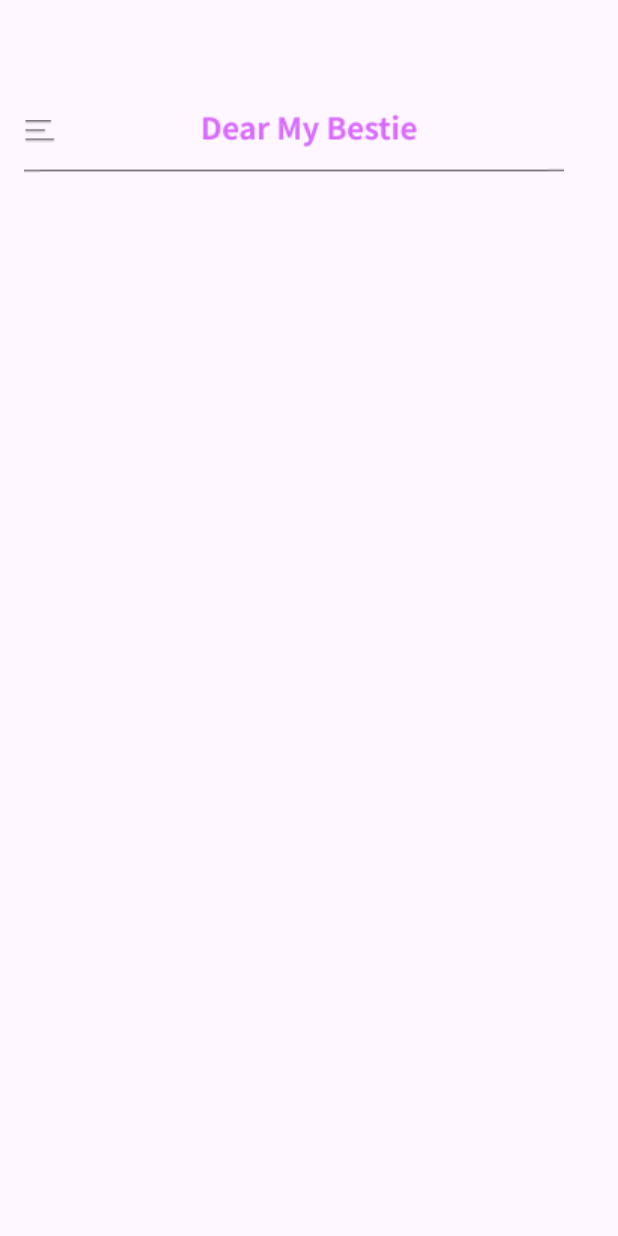
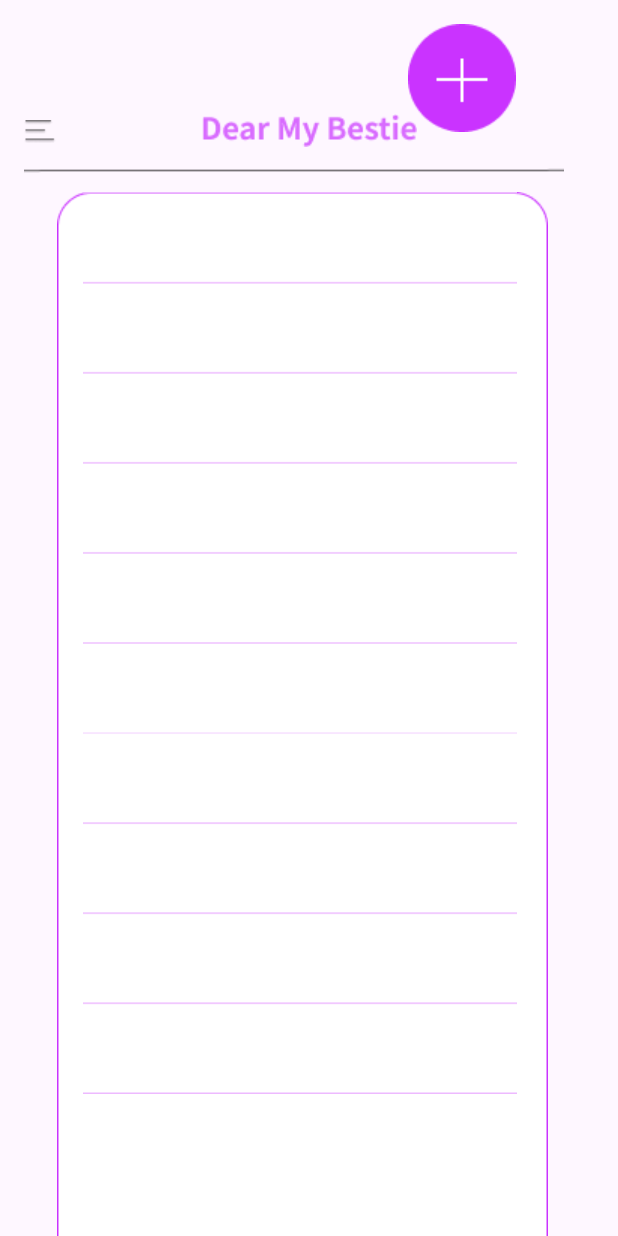
Before and after one commit to babogyeong/GURU2_30_App, an Android app: the MainActivity screen opened directly, with no data from a screen before it, on a phone screen of 412 x 824 dp. Run offline under Robolectric (Android 15) with nearby library versions, the phone set to English and light mode, and no system bars.

Commit message:
main 화면 레이아웃 구성

```diff
--- a/app/src/main/res/layout/activity_main.xml
+++ b/app/src/main/res/layout/activity_main.xml
@@ -39,4 +39,40 @@
         app:layout_constraintTop_toTopOf="parent" />
     <!-- 여기까지 재활용 가능한 윗줄 고정라인입니다. -->
 
+    <ImageView
+        android:layout_width="wrap_content"
+        android:layout_height="wrap_content"
+        android:layout_marginTop="128dp"
+        android:src="@drawable/Main_Rectangle23"
+        app:layout_constraintEnd_toEndOf="parent"
+        app:layout_constraintHorizontal_bias="0.452"
+        app:layout_constraintStart_toStartOf="parent"
+        app:layout_constraintTop_toTopOf="parent" />
+    <ImageView
+        android:layout_width="wrap_content"
+        android:layout_height="wrap_content"
+        android:layout_marginTop="128dp"
+        android:src="@drawable/Main_Group67"
+        app:layout_constraintEnd_toEndOf="parent"
+        app:layout_constraintHorizontal_bias="0.452"
+        app:layout_constraintStart_toStartOf="parent"
+        app:layout_constraintTop_toTopOf="parent" />
+
+    <ImageButton
+        android:id="@+id/StartButton"
+        android:layout_width="wrap_content"
+        android:layout_height="wrap_content"
+        android:layout_centerInParent="true"
+        android:layout_margin="8dp"
+        android:background="@android:color/transparent"
+        android:contentDescription="Image Button Description"
+        android:padding="16dp"
+        android:src="@drawable/Main_Group68"
+        app:layout_constraintEnd_toEndOf="parent"
+        app:layout_constraintHorizontal_bias="0.85"
+
+        app:layout_constraintStart_toStartOf="parent"
+        tools:ignore="MissingConstraints"
+        tools:layout_editor_absoluteY="625dp" />
+
 </androidx.constraintlayout.widget.ConstraintLayout>
```
Also changed, not shown: app/src/main/res/drawable/Main_Group67.png (added), app/src/main/res/drawable/Main_Group68.png (added), app/src/main/res/drawable/Main_Rectangle23.png (added).
